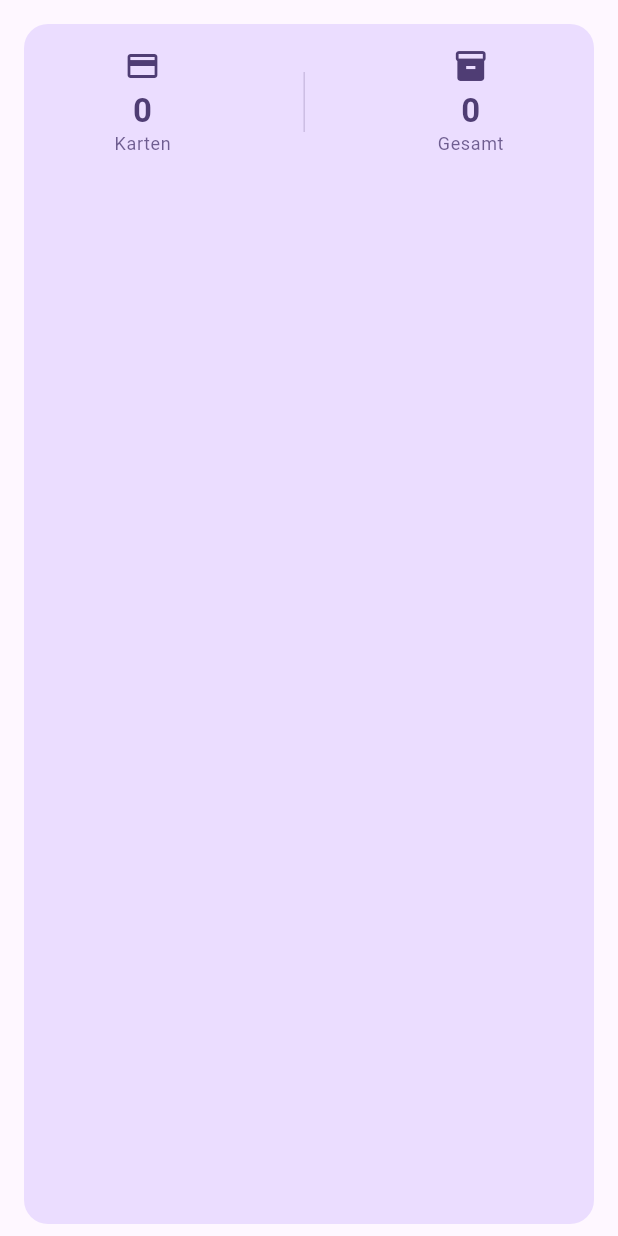
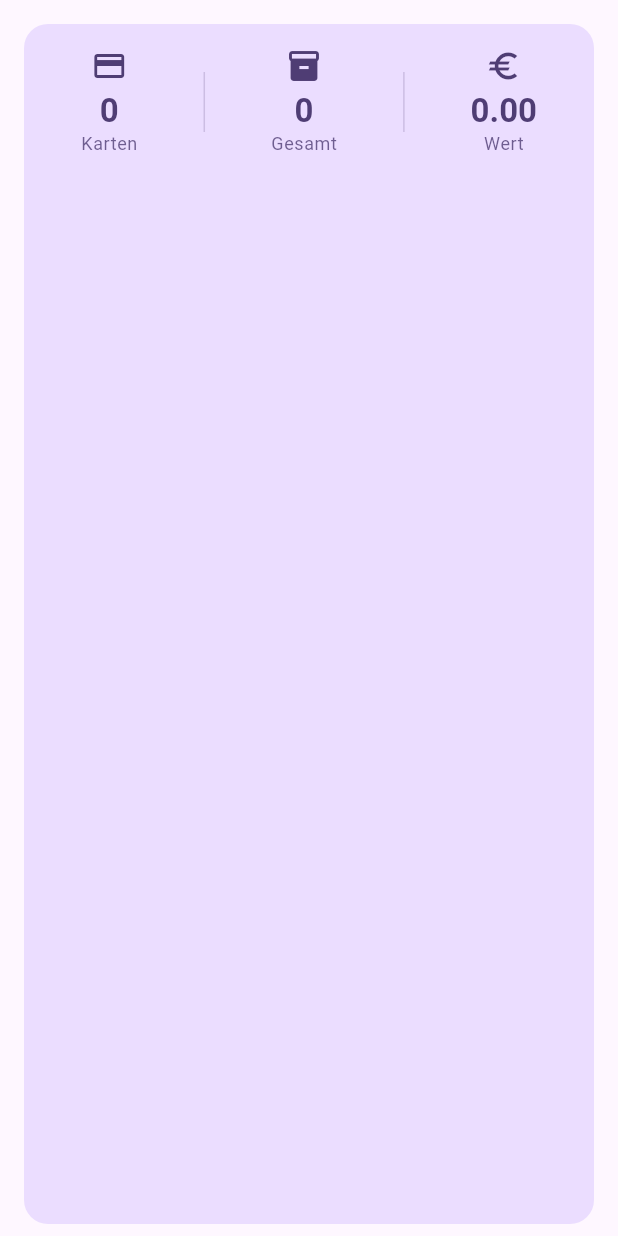
Before and after one commit to Filan-glitch/LoreScanner, a Flutter app: the StatsSection widget shown alone on an empty page, opened directly, on a phone screen of 412 x 824 dp. Run offline on Flutter 3.47's test engine with Material 3 defaults, Android fonts, the phone set to English and light mode, and no system bars; our stand-ins replace cached_network_image, camera, dart_mappable, drift, drift_flutter, flutter_riverpod and 4 more; missing offline and left inert: google_mlkit_text_recognition, sqlite3; accounts and stored records are empty; generated files the repository leaves out were written again; network calls fail.

Commit message:
feat: v2 phase 3 — cached Cardmarket prices with id-rotation resilience
PriceRepository: cache-first (prices table + fetched_at), 24h staleness,
fire-and-forget after sync so startup never blocks or bricks offline.
On 403/404 probes catalog ids +1..+5 and accepts only guides whose
products join >50% against known cardmarket ids. Detail page shows the
full price table with Stand date or 'Kein Preis verfügbar'; stats
header gains total value with coverage tooltip.

Tests: staleness, rotation probe accept/reject, value computation.

Co-Authored-By: Claude Fable 5 <noreply@anthropic.com>

```diff
--- a/lib/data/db/daos/prices_dao.dart
+++ b/lib/data/db/daos/prices_dao.dart
@@ -17,6 +17,8 @@ class PricesDao extends DatabaseAccessor<AppDatabase> with _$PricesDaoMixin {
       (select(prices)..where((p) => p.cardmarketId.equals(id)))
           .watchSingleOrNull();
 
+  Stream<List<Price>> watchAll() => select(prices).watch();
+
   /// Replaces the full price cache in one transaction.
   Future<void> replaceAll(List<PricesCompanion> entries) async {
     await transaction(() async {
--- /dev/null
+++ b/lib/domain/models/collection_value.dart
@@ -0,0 +1,62 @@
+import '../../data/db/app_database.dart';
+import '../../data/repositories/card_repository.dart';
+
+/// Total collection value with price coverage ("Wert basiert auf X von Y
+/// Karten"). Missing prices count as 0.
+class CollectionValue {
+  const CollectionValue({
+    required this.total,
+    required this.pricedCards,
+    required this.ownedCards,
+    this.fetchedAt,
+  });
+
+  final double total;
+
+  /// Owned unique cards that had a usable price.
+  final int pricedCards;
+
+  /// Owned unique cards overall.
+  final int ownedCards;
+
+  /// Timestamp of the price cache ("Stand: …").
+  final DateTime? fetchedAt;
+
+  static CollectionValue compute(
+    List<CollectionCard> entries,
+    Map<int, Price> prices,
+  ) {
+    var total = 0.0;
+    var priced = 0;
+    var owned = 0;
+    DateTime? fetchedAt;
+
+    for (final entry in entries) {
+      if (!entry.isOwned) continue;
+      owned++;
+      final cmId = entry.card.cardmarketId;
+      final price = cmId == null ? null : prices[cmId];
+      if (price == null) continue;
+      final normal = price.avg ?? price.trend;
+      final foil = price.avgFoil ?? price.trendFoil;
+      var hadPrice = false;
+      if (normal != null && entry.amount > 0) {
+        total += entry.amount * normal;
+        hadPrice = true;
+      }
+      if (foil != null && entry.amountFoil > 0) {
+        total += entry.amountFoil * foil;
+        hadPrice = true;
+      }
+      if (hadPrice) priced++;
+      fetchedAt ??= DateTime.fromMillisecondsSinceEpoch(price.fetchedAt);
+    }
+
+    return CollectionValue(
+      total: total,
+      pricedCards: priced,
+      ownedCards: owned,
+      fetchedAt: fetchedAt,
+    );
+  }
+}
--- a/lib/providers.dart
+++ b/lib/providers.dart
@@ -1,12 +1,17 @@
+import 'dart:async';
+
 import 'package:flutter_riverpod/flutter_riverpod.dart';
 import 'package:http/http.dart' as http;
 
+import 'data/api/cardmarket_api.dart';
 import 'data/api/lorcana_api.dart';
 import 'data/db/app_database.dart';
 import 'data/repositories/card_repository.dart';
+import 'data/repositories/price_repository.dart';
 import 'data/repositories/sync_service.dart';
 import 'domain/models/collection_filter.dart';
 import 'domain/models/collection_stats.dart';
+import 'domain/models/collection_value.dart';
 
 final databaseProvider = Provider<AppDatabase>((ref) {
   final db = AppDatabase();
@@ -32,7 +37,35 @@ final syncServiceProvider = Provider<SyncService>((ref) =>
 final startupProvider = FutureProvider<SyncResult>((ref) async {
   final db = ref.watch(databaseProvider);
   await db.importLegacyCollectionIfNeeded();
-  return ref.watch(syncServiceProvider).syncIfNeeded();
+  final result = await ref.watch(syncServiceProvider).syncIfNeeded();
+  // Prices refresh in the background after sync — never blocks startup.
+  unawaited(ref.read(priceRepositoryProvider).refreshIfStale());
+  return result;
+});
+
+final cardmarketApiProvider = Provider<CardmarketApi>(
+    (ref) => CardmarketApi(ref.watch(httpClientProvider)));
+
+final priceRepositoryProvider = Provider<PriceRepository>((ref) =>
+    PriceRepository(
+        ref.watch(databaseProvider), ref.watch(cardmarketApiProvider)));
+
+/// All cached prices keyed by cardmarket id.
+final pricesMapProvider = StreamProvider<Map<int, Price>>((ref) => ref
+    .watch(databaseProvider)
+    .pricesDao
+    .watchAll()
+    .map((rows) => {for (final p in rows) p.cardmarketId: p}));
+
+/// Total collection value + coverage, reactive to prices and collection.
+final collectionValueProvider = Provider<AsyncValue<CollectionValue>>((ref) {
+  final prices = ref.watch(pricesMapProvider);
+  final cards = ref.watch(allCardsProvider);
+  if (prices.hasValue && cards.hasValue) {
+    return AsyncValue.data(
+        CollectionValue.compute(cards.requireValue, prices.requireValue));
+  }
+  return const AsyncValue.loading();
 });
 
 final cardRepositoryProvider =
--- a/lib/ui/collection/stats_section.dart
+++ b/lib/ui/collection/stats_section.dart
@@ -29,6 +29,8 @@ class StatsSection extends ConsumerWidget {
               _divider(theme),
               _stat(context, 'Gesamt', '${stats.totalCopies}',
                   Icons.inventory_2),
+              _divider(theme),
+              _ValueStat(),
             ],
           ),
           if (stats.setCompletion.isNotEmpty) ...[
@@ -65,6 +67,36 @@ class StatsSection extends ConsumerWidget {
               ?.copyWith(color: onContainer.withAlpha(204)),
         ),
       ],
+    );
+  }
+}
+
+class _ValueStat extends ConsumerWidget {
+  @override
+  Widget build(BuildContext context, WidgetRef ref) {
+    final theme = Theme.of(context);
+    final onContainer = theme.colorScheme.onPrimaryContainer;
+    final value = ref.watch(collectionValueProvider).valueOrNull;
+    return Tooltip(
+      message: value == null || value.ownedCards == 0
+          ? 'Noch keine Preise geladen'
+          : 'Wert basiert auf ${value.pricedCards} von ${value.ownedCards} Karten',
+      child: Column(
+        children: [
+          Icon(Icons.euro, color: onContainer, size: 24),
+          const SizedBox(height: 4),
+          Text(
+            value == null ? '—' : value.total.toStringAsFixed(2),
+            style: theme.textTheme.titleLarge
+                ?.copyWith(fontWeight: FontWeight.bold, color: onContainer),
+          ),
+          Text(
+            'Wert',
+            style: theme.textTheme.bodySmall
+                ?.copyWith(color: onContainer.withAlpha(204)),
+          ),
+        ],
+      ),
     );
   }
 }
```
Also changed, not shown: lib/data/api/cardmarket_api.dart (added, +38 -0 lines), lib/data/repositories/price_repository.dart (added, +120 -0 lines), lib/ui/collection/card_detail_page.dart (+66 -4 lines), 1 other file.
